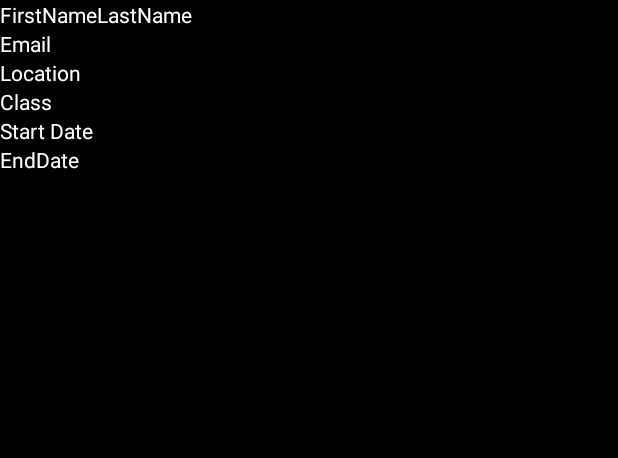
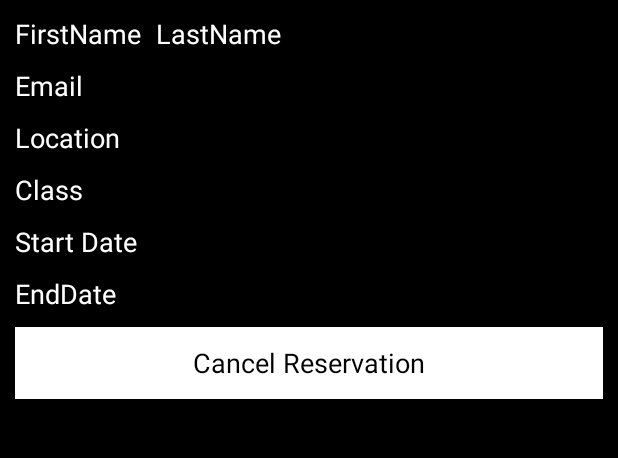
Before and after one commit to JunshuaiFeng/Hackathon2017, an Android app: the ReservationActivity screen opened directly, with no data from a screen before it, on a phone screen of 412 x 824 dp, the part 84-542 px from its top. Run offline under Robolectric (Android 15) with nearby library versions, the phone set to English and light mode, and no system bars.

Commit message:
Added my reservation activity

```diff
--- a/app/src/main/java/com/hertzdonut/hackathon2017/ReservationActivity.java
+++ b/app/src/main/java/com/hertzdonut/hackathon2017/ReservationActivity.java
@@ -2,8 +2,11 @@ package com.hertzdonut.hackathon2017;
 
 import android.support.v7.app.AppCompatActivity;
 import android.os.Bundle;
+import android.view.View;
+import android.widget.Button;
 
 public class ReservationActivity extends AppCompatActivity {
+
 
     @Override
     protected void onCreate(Bundle savedInstanceState) {
@@ -14,4 +17,8 @@ public class ReservationActivity extends AppCompatActivity {
 
 
     }
+
+    public void cancelReservation(View v) {
+
+    }
 }
--- a/app/src/main/res/layout/activity_reservation.xml
+++ b/app/src/main/res/layout/activity_reservation.xml
@@ -17,6 +17,10 @@
             android:layout_width="wrap_content"
             android:layout_height="wrap_content"
             android:text="FirstName"
+            android:textAppearance="?android:attr/textAppearanceMedium"
+            android:layout_marginTop="10dp"
+            android:layout_marginLeft="10dp"
+            android:layout_marginRight="10dp"
             android:textColor="#FFFFFF"/>
 
         <TextView
@@ -24,6 +28,8 @@
             android:layout_width="wrap_content"
             android:layout_height="wrap_content"
             android:text="LastName"
+            android:textAppearance="?android:attr/textAppearanceMedium"
+            android:layout_marginTop="10dp"
             android:textColor="#FFFFFF"/>
 
     </LinearLayout>
@@ -33,6 +39,10 @@
         android:layout_width="wrap_content"
         android:layout_height="wrap_content"
         android:text="Email"
+        android:textAppearance="?android:attr/textAppearanceMedium"
+        android:layout_marginTop="10dp"
+        android:layout_marginLeft="10dp"
+        android:layout_marginRight="10dp"
         android:textColor="#FFFFFF" />
 
     <TextView
@@ -40,6 +50,10 @@
         android:layout_width="match_parent"
         android:layout_height="wrap_content"
         android:text="Location"
+        android:textAppearance="?android:attr/textAppearanceMedium"
+        android:layout_marginTop="10dp"
+        android:layout_marginLeft="10dp"
+        android:layout_marginRight="10dp"
         android:textColor="#FFFFFF"/>
 
     <TextView
@@ -47,6 +61,10 @@
         android:layout_width="match_parent"
         android:layout_height="wrap_content"
         android:text="Class"
+        android:textAppearance="?android:attr/textAppearanceMedium"
+        android:layout_marginTop="10dp"
+        android:layout_marginLeft="10dp"
+        android:layout_marginRight="10dp"
         android:textColor="#FFFFFF"/>
 
     <TextView
@@ -54,6 +72,10 @@
         android:layout_width="match_parent"
         android:layout_height="wrap_content"
         android:text="Start Date"
+        android:textAppearance="?android:attr/textAppearanceMedium"
+        android:layout_marginTop="10dp"
+        android:layout_marginLeft="10dp"
+        android:layout_marginRight="10dp"
         android:textColor="#FFFFFF"/>
 
     <TextView
@@ -61,6 +83,23 @@
         android:layout_width="match_parent"
         android:layout_height="wrap_content"
         android:text="EndDate"
+        android:textAppearance="?android:attr/textAppearanceMedium"
+        android:layout_marginTop="10dp"
+        android:layout_marginLeft="10dp"
+        android:layout_marginRight="10dp"
         android:textColor="#FFFFFF"/>
 
+    <Button
+        android:id="@+id/btnCancel"
+        android:layout_width="match_parent"
+        android:layout_height="wrap_content"
+        android:text="Cancel Reservation"
+        android:textAppearance="?android:attr/textAppearanceMedium"
+        android:textColor="#000000"
+        android:layout_marginTop="10dp"
+        android:layout_marginLeft="10dp"
+        android:layout_marginRight="10dp"
+        android:background="#FFFFFF"
+        android:onClick="cancelReservation"/>
+
 </LinearLayout>
```
Also changed, not shown: app/src/main/res/layout/splash_screen.xml (added, +29 -0 lines).
